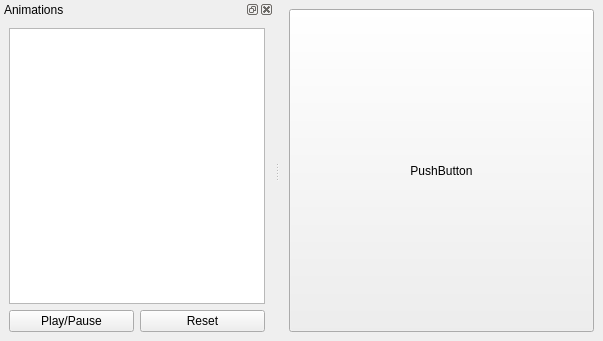
This is ui/mainwindow.ui in mapret/modelviewer as Qt 5 draws it before an edit. The edited form follows.
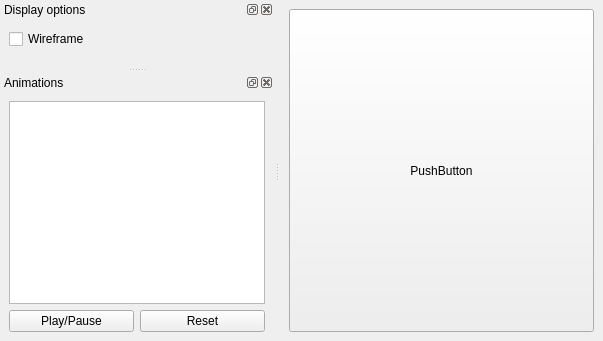
This is the edited form.

Commit message: Added wireframe rendering option

The edit to the form file:
```diff
--- a/ui/mainwindow.ui
+++ b/ui/mainwindow.ui
@@ -34,6 +34,32 @@
     </item>
    </layout>
   </widget>
+  <widget class="QDockWidget" name="dock_options">
+   <property name="windowTitle">
+    <string>Display options</string>
+   </property>
+   <attribute name="dockWidgetArea">
+    <number>1</number>
+   </attribute>
+   <widget class="QWidget" name="dockWidgetContents_2">
+    <layout class="QVBoxLayout" name="verticalLayout_2">
+     <item>
+      <widget class="QCheckBox" name="chk_wireframe">
+       <property name="text">
+        <string>Wireframe</string>
+       </property>
+      </widget>
+     </item>
+     <item>
+      <spacer name="verticalSpacer">
+       <property name="orientation">
+        <enum>Qt::Vertical</enum>
+       </property>
+      </spacer>
+     </item>
+    </layout>
+   </widget>
+  </widget>
   <widget class="QDockWidget" name="dock_animations">
    <property name="windowTitle">
     <string>Animations</string>
```
The commit also changes 4 other files.
